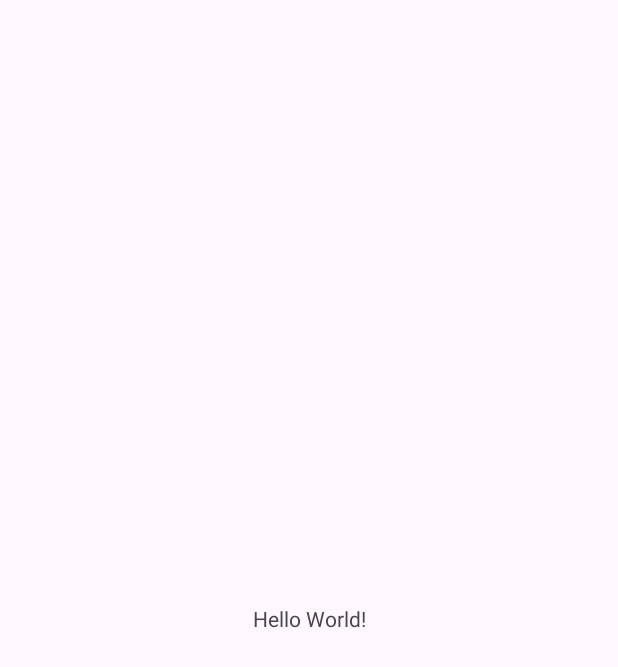
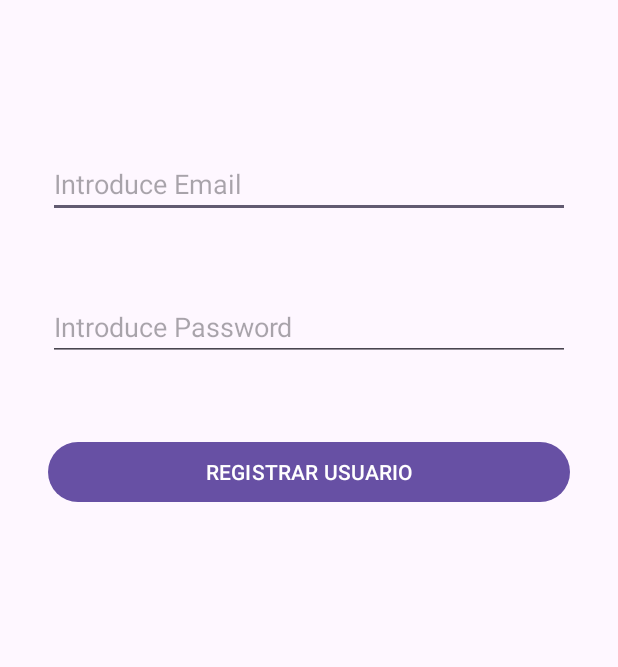
Before and after one commit to ardiddddd/Ejemplo2GuardarenlistaB, an Android app: the screen it shows after launch (MainActivity), on a phone screen of 412 x 824 dp. Before the commit the part shown is almost empty. Shown: the top 667 px of the screen. Run offline under Robolectric (Android 15) with nearby library versions, the phone set to English and light mode, and no system bars.

Commit message:
proyecto Terminado

```diff
--- a/app/src/main/java/javi/ardid/ejemplo2guardarenlista/MainActivity.java
+++ b/app/src/main/java/javi/ardid/ejemplo2guardarenlista/MainActivity.java
@@ -3,12 +3,61 @@ package javi.ardid.ejemplo2guardarenlista;
 import androidx.appcompat.app.AppCompatActivity;
 
 import android.os.Bundle;
+import android.view.View;
+import android.widget.Button;
+import android.widget.EditText;
+import android.widget.Toast;
+
+import java.util.ArrayList;
+
+import javi.ardid.ejemplo2guardarenlista.modelos.Usuario;
 
 public class MainActivity extends AppCompatActivity {
+    //Variables de la vista o la interfaz
+    private Button btnRegistrar;
+    private EditText txtEmail;
+    private EditText txtPassword;
+
+
+
+    //Variables para la lógica
+    ArrayList<Usuario> listaUsuarios;
+
 
     @Override
     protected void onCreate(Bundle savedInstanceState) {
         super.onCreate(savedInstanceState);
         setContentView(R.layout.activity_main);
+
+        // INICIALIZO TODO
+        listaUsuarios = new ArrayList<>();
+
+        inicializaVista();
+
+        btnRegistrar.setOnClickListener(new View.OnClickListener() {
+            @Override
+            public void onClick(View view) {
+                //Coger los textos de las cajas
+                String email = txtEmail.getText().toString();
+                String password = txtPassword.getText().toString();
+
+                //Comprobar que estan rellenados y sino advertirlo
+                if(email.isEmpty() || password.isEmpty()){
+                    //No se puede guardar
+                    Toast.makeText(MainActivity.this, "FALTAN DATOS!", Toast.LENGTH_SHORT).show();
+                }else{
+                    //Se puede guardar
+                    Usuario miusuario = new Usuario(email, password);
+                    listaUsuarios.add(miusuario);
+                    Toast.makeText(MainActivity.this, "Usuario almacenado"+miusuario.toString(), Toast.LENGTH_SHORT).show();
+                }
+            }
+        });
+    }
+
+    private void inicializaVista() {
+        txtEmail = findViewById(R.id.txtEmailMain);
+        txtPassword = findViewById(R.id.txtPasswordMain);
+        btnRegistrar = findViewById(R.id.btnRegisterMain);
     }
 }
--- a/app/src/main/res/layout/activity_main.xml
+++ b/app/src/main/res/layout/activity_main.xml
@@ -6,13 +6,46 @@
     android:layout_height="match_parent"
     tools:context=".MainActivity">
 
-    <TextView
-        android:layout_width="wrap_content"
+    <EditText
+        android:id="@+id/txtEmailMain"
+        android:layout_width="0dp"
         android:layout_height="wrap_content"
-        android:text="Hello World!"
+        android:layout_marginStart="32dp"
+        android:layout_marginTop="100dp"
+        android:layout_marginEnd="32dp"
+        android:ems="10"
+        android:hint="Introduce Email"
+        android:inputType="textEmailAddress"
         app:layout_constraintBottom_toBottomOf="parent"
         app:layout_constraintEnd_toEndOf="parent"
+        app:layout_constraintHorizontal_bias="0.496"
         app:layout_constraintStart_toStartOf="parent"
-        app:layout_constraintTop_toTopOf="parent" />
+        app:layout_constraintTop_toTopOf="parent"
+        app:layout_constraintVertical_bias="0.0" />
 
+    <EditText
+        android:id="@+id/txtPasswordMain"
+        android:layout_width="0dp"
+        android:layout_height="wrap_content"
+        android:layout_marginStart="32dp"
+        android:layout_marginTop="50dp"
+        android:layout_marginEnd="32dp"
+        android:ems="10"
+        android:hint="Introduce Password"
+        android:inputType="numberPassword"
+        app:layout_constraintEnd_toEndOf="parent"
+        app:layout_constraintStart_toStartOf="parent"
+        app:layout_constraintTop_toBottomOf="@+id/txtEmailMain" />
+
+    <Button
+        android:id="@+id/btnRegisterMain"
+        android:layout_width="0dp"
+        android:layout_height="wrap_content"
+        android:layout_marginStart="32dp"
+        android:layout_marginTop="50dp"
+        android:layout_marginEnd="32dp"
+        android:text="REGISTRAR USUARIO"
+        app:layout_constraintEnd_toEndOf="parent"
+        app:layout_constraintStart_toStartOf="parent"
+        app:layout_constraintTop_toBottomOf="@+id/txtPasswordMain" />
 </androidx.constraintlayout.widget.ConstraintLayout>
```
Also changed, not shown: app/src/main/java/javi/ardid/ejemplo2guardarenlista/modelos/Usuario.java (added, +40 -0 lines).
